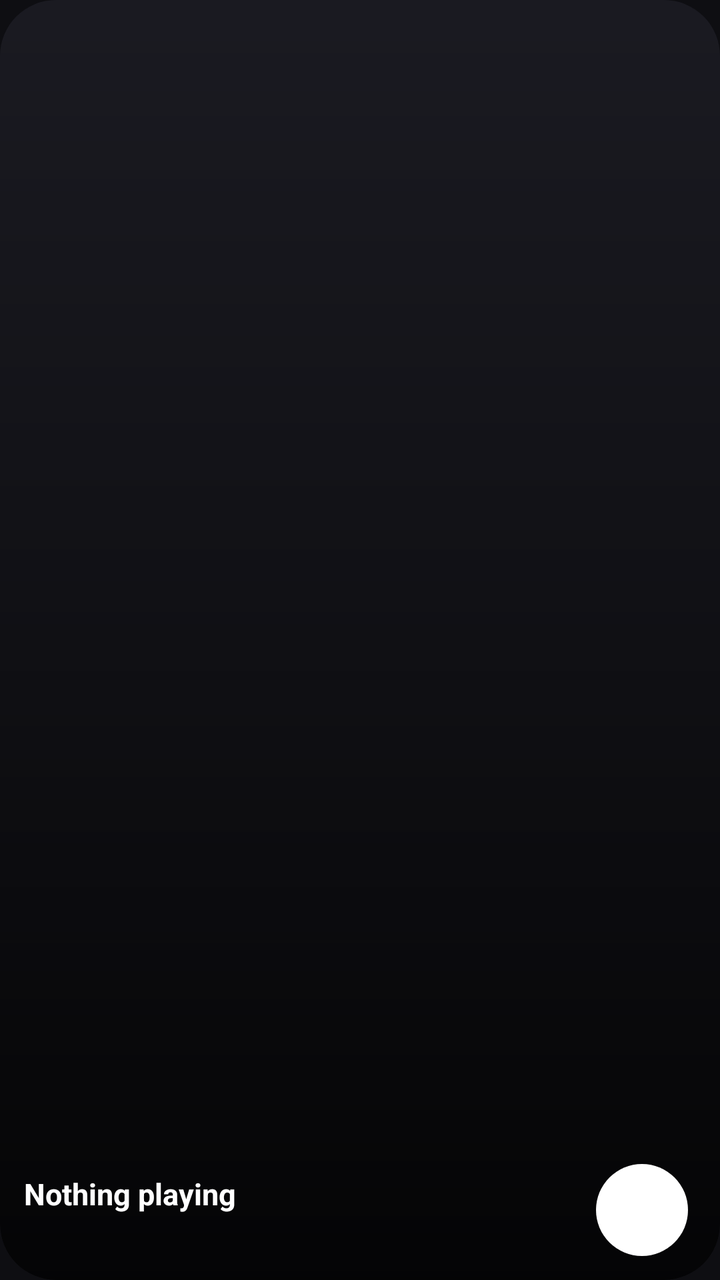
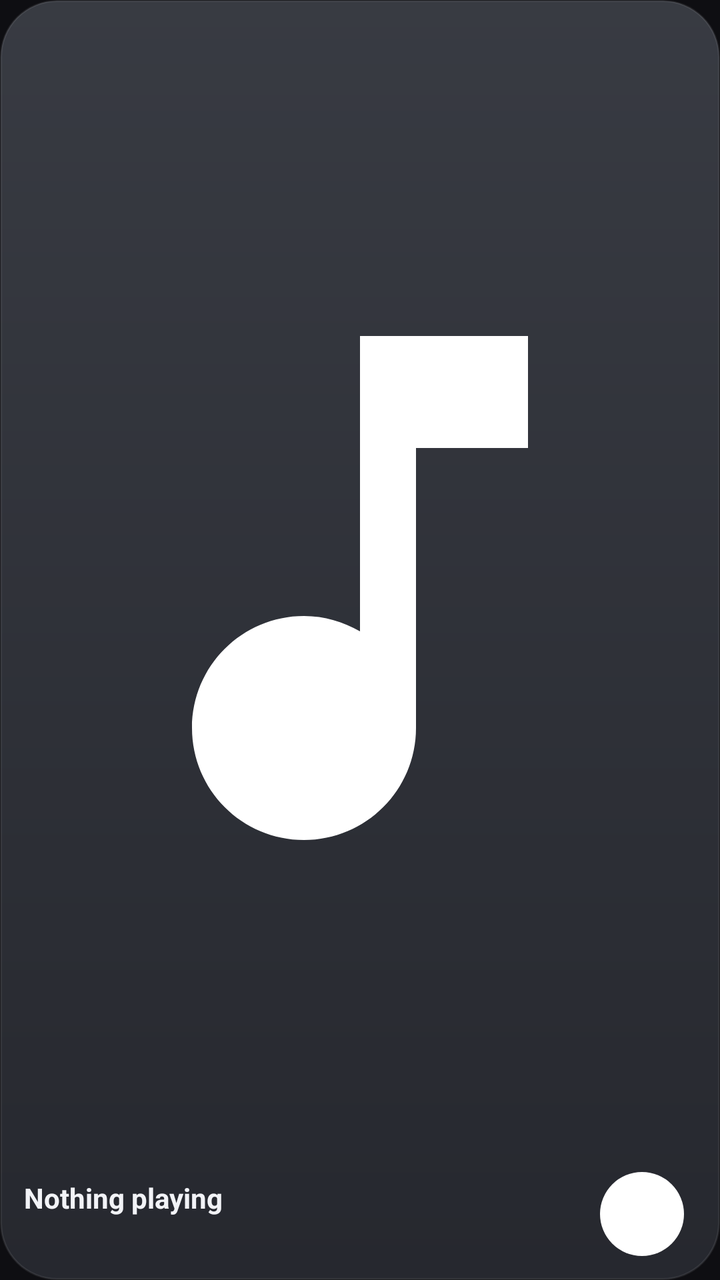

Before-and-after screenshots of an Android layout around one commit, followed by the original layout XML and the change that was made.
<!-- AndroidManifest.xml: application theme Theme.Pocketfader -->
<!-- res/layout/widget_cover.xml -->
<?xml version="1.0" encoding="utf-8"?>
<FrameLayout xmlns:android="http://schemas.android.com/apk/res/android" android:id="@+id/root" android:layout_width="match_parent" android:layout_height="match_parent" android:background="@drawable/widget_bg">
    <ImageView android:id="@+id/cover" android:layout_width="match_parent" android:layout_height="match_parent" android:scaleType="fitXY" android:contentDescription="Cover" />
    <ImageView android:layout_width="match_parent" android:layout_height="match_parent" android:scaleType="fitXY" android:src="@drawable/widget_scrim_bottom" android:contentDescription="@null" />
    <LinearLayout android:layout_width="match_parent" android:layout_height="wrap_content" android:layout_gravity="bottom" android:orientation="horizontal" android:gravity="center_vertical" android:padding="12dp">
        <LinearLayout android:layout_width="0dp" android:layout_height="wrap_content" android:layout_weight="1" android:orientation="vertical">
            <TextView android:id="@+id/title" android:layout_width="match_parent" android:layout_height="wrap_content" android:textColor="#FFFFFFFF" android:textSize="15sp" android:textStyle="bold" android:singleLine="true" android:ellipsize="end" android:text="Nothing playing" />
            <TextView android:id="@+id/artist" android:layout_width="match_parent" android:layout_height="wrap_content" android:textColor="#DDFFFFFF" android:textSize="12sp" android:singleLine="true" android:ellipsize="end" />
        </LinearLayout>
        <FrameLayout android:id="@+id/play_box" android:layout_width="46dp" android:layout_height="46dp" android:layout_marginStart="4dp" android:layout_marginEnd="4dp">
                <ImageView android:id="@+id/play_bg" android:layout_width="match_parent" android:layout_height="match_parent" android:src="@drawable/widget_circle" android:contentDescription="@null" />
                <ImageView android:id="@+id/play" android:layout_width="24dp" android:layout_height="24dp" android:layout_gravity="center" android:src="@drawable/ic_w_play" android:contentDescription="Play or pause" />
            </FrameLayout>
    </LinearLayout>
</FrameLayout>
<!-- resources referenced by this layout -->
<resources>
  <!-- drawable ic_w_play (drawable) -->
  <?xml version="1.0" encoding="utf-8"?>
  <vector xmlns:android="http://schemas.android.com/apk/res/android"
      android:width="24dp" android:height="24dp" android:viewportWidth="24" android:viewportHeight="24">
      <path android:fillColor="#FFFFFFFF" android:pathData="M8,5v14l11,-7z" />
  </vector>
  <!-- drawable widget_bg (drawable) -->
  <?xml version="1.0" encoding="utf-8"?>
  <shape xmlns:android="http://schemas.android.com/apk/res/android" android:shape="rectangle"><solid android:color="#F01B1B22" /><corners android:radius="28dp" /></shape>
  <!-- drawable widget_circle (drawable) -->
  <?xml version="1.0" encoding="utf-8"?>
  <shape xmlns:android="http://schemas.android.com/apk/res/android" android:shape="oval"><solid android:color="#FFFFFFFF" /></shape>
  <!-- drawable widget_scrim_bottom (drawable) -->
  <?xml version="1.0" encoding="utf-8"?>
  <shape xmlns:android="http://schemas.android.com/apk/res/android" android:shape="rectangle"><gradient android:angle="90" android:startColor="#D9000000" android:centerColor="#66000000" android:endColor="#00000000" /><corners android:radius="28dp" /></shape>
  <style name="Theme.Pocketfader" parent="@android:style/Theme.Material.NoActionBar">
          <item name="android:windowBackground">@color/pf_window</item>
          <item name="android:statusBarColor">@android:color/transparent</item>
          <item name="android:navigationBarColor">@android:color/transparent</item>
      </style>
  <color name="pf_window">#0E0E12</color>
</resources>

<!-- the commit's change to res/layout/widget_cover.xml (unified diff, before → after) -->
@@ -1,15 +1,16 @@
 <?xml version="1.0" encoding="utf-8"?>
-<FrameLayout xmlns:android="http://schemas.android.com/apk/res/android" android:id="@+id/root" android:layout_width="match_parent" android:layout_height="match_parent" android:background="@drawable/widget_bg">
-    <ImageView android:id="@+id/cover" android:layout_width="match_parent" android:layout_height="match_parent" android:scaleType="fitXY" android:contentDescription="Cover" />
-    <ImageView android:layout_width="match_parent" android:layout_height="match_parent" android:scaleType="fitXY" android:src="@drawable/widget_scrim_bottom" android:contentDescription="@null" />
-    <LinearLayout android:layout_width="match_parent" android:layout_height="wrap_content" android:layout_gravity="bottom" android:orientation="horizontal" android:gravity="center_vertical" android:padding="12dp">
+<LinearLayout xmlns:android="http://schemas.android.com/apk/res/android" android:id="@+id/root" android:layout_width="match_parent" android:layout_height="match_parent" android:orientation="vertical" android:background="@drawable/widget_card" android:padding="12dp">
+    <FrameLayout android:layout_width="match_parent" android:layout_height="0dp" android:layout_weight="1">
+        <ImageView android:id="@+id/cover" android:layout_width="match_parent" android:layout_height="match_parent" android:scaleType="fitCenter" android:src="@drawable/ic_w_music" android:contentDescription="Cover" />
+    </FrameLayout>
+    <LinearLayout android:layout_width="match_parent" android:layout_height="wrap_content" android:layout_marginTop="10dp" android:orientation="horizontal" android:gravity="center_vertical">
         <LinearLayout android:layout_width="0dp" android:layout_height="wrap_content" android:layout_weight="1" android:orientation="vertical">
-            <TextView android:id="@+id/title" android:layout_width="match_parent" android:layout_height="wrap_content" android:textColor="#FFFFFFFF" android:textSize="15sp" android:textStyle="bold" android:singleLine="true" android:ellipsize="end" android:text="Nothing playing" />
-            <TextView android:id="@+id/artist" android:layout_width="match_parent" android:layout_height="wrap_content" android:textColor="#DDFFFFFF" android:textSize="12sp" android:singleLine="true" android:ellipsize="end" />
+            <LinearLayout android:layout_width="match_parent" android:layout_height="wrap_content" android:orientation="horizontal"><TextView android:id="@+id/title" android:layout_width="0dp" android:layout_height="wrap_content" android:layout_weight="1" android:textColor="#FFF2F3F7" android:textSize="14sp" android:textStyle="bold" android:singleLine="true" android:ellipsize="end" android:text="Nothing playing" /></LinearLayout>
+            <TextView android:id="@+id/artist" android:layout_width="match_parent" android:layout_height="wrap_content" android:textColor="#FFA9ACB6" android:textSize="12sp" android:singleLine="true" android:ellipsize="end" />
         </LinearLayout>
-        <FrameLayout android:id="@+id/play_box" android:layout_width="46dp" android:layout_height="46dp" android:layout_marginStart="4dp" android:layout_marginEnd="4dp">
+        <FrameLayout android:id="@+id/play_box" android:layout_width="42dp" android:layout_height="42dp" android:layout_marginStart="6dp" android:layout_marginEnd="6dp">
                 <ImageView android:id="@+id/play_bg" android:layout_width="match_parent" android:layout_height="match_parent" android:src="@drawable/widget_circle" android:contentDescription="@null" />
-                <ImageView android:id="@+id/play" android:layout_width="24dp" android:layout_height="24dp" android:layout_gravity="center" android:src="@drawable/ic_w_play" android:contentDescription="Play or pause" />
+                <ImageView android:id="@+id/play" android:layout_width="22dp" android:layout_height="22dp" android:layout_gravity="center" android:src="@drawable/ic_w_play" android:contentDescription="Play or pause" />
             </FrameLayout>
     </LinearLayout>
-</FrameLayout>
+</LinearLayout>
<!-- resource entries referenced after the edit -->
@@ -1,20 +1,27 @@
 <!-- resources referenced by this layout -->
 <resources>
+  <!-- drawable ic_w_music (drawable) -->
+  <?xml version="1.0" encoding="utf-8"?>
+  <vector xmlns:android="http://schemas.android.com/apk/res/android"
+      android:width="24dp" android:height="24dp" android:viewportWidth="24" android:viewportHeight="24">
+      <path android:fillColor="#FFFFFFFF" android:pathData="M12,3v10.55c-0.59,-0.34 -1.27,-0.55 -2,-0.55 -2.21,0 -4,1.79 -4,4s1.79,4 4,4 4,-1.79 4,-4V7h4V3h-6z" />
+  </vector>
   <!-- drawable ic_w_play (drawable) -->
   <?xml version="1.0" encoding="utf-8"?>
   <vector xmlns:android="http://schemas.android.com/apk/res/android"
       android:width="24dp" android:height="24dp" android:viewportWidth="24" android:viewportHeight="24">
       <path android:fillColor="#FFFFFFFF" android:pathData="M8,5v14l11,-7z" />
   </vector>
-  <!-- drawable widget_bg (drawable) -->
+  <!-- drawable widget_card (drawable) -->
   <?xml version="1.0" encoding="utf-8"?>
-  <shape xmlns:android="http://schemas.android.com/apk/res/android" android:shape="rectangle"><solid android:color="#F01B1B22" /><corners android:radius="28dp" /></shape>
+  <shape xmlns:android="http://schemas.android.com/apk/res/android" android:shape="rectangle">
+      <gradient android:angle="270" android:startColor="#F23A3D45" android:endColor="#F2272930" />
+      <stroke android:width="1dp" android:color="#14FFFFFF" />
+      <corners android:radius="28dp" />
+  </shape>
   <!-- drawable widget_circle (drawable) -->
   <?xml version="1.0" encoding="utf-8"?>
   <shape xmlns:android="http://schemas.android.com/apk/res/android" android:shape="oval"><solid android:color="#FFFFFFFF" /></shape>
-  <!-- drawable widget_scrim_bottom (drawable) -->
-  <?xml version="1.0" encoding="utf-8"?>
-  <shape xmlns:android="http://schemas.android.com/apk/res/android" android:shape="rectangle"><gradient android:angle="90" android:startColor="#D9000000" android:centerColor="#66000000" android:endColor="#00000000" /><corners android:radius="28dp" /></shape>
   <style name="Theme.Pocketfader" parent="@android:style/Theme.Material.NoActionBar">
           <item name="android:windowBackground">@color/pf_window</item>
           <item name="android:statusBarColor">@android:color/transparent</item>
